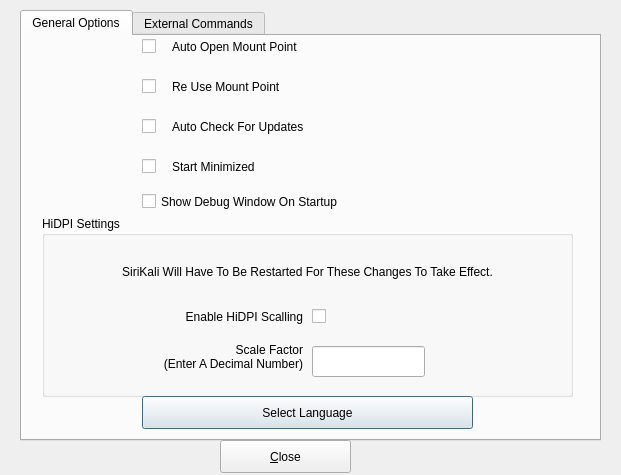
Qt form src/configoptions.ui (mhogomchungu/sirikali) before a commit.
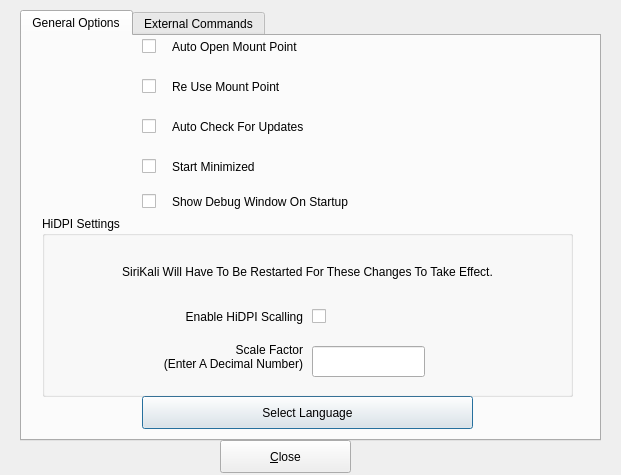
The same form after that commit.

```diff
--- a/src/configoptions.ui
+++ b/src/configoptions.ui
@@ -257,8 +257,21 @@
       <rect>
        <x>120</x>
        <y>150</y>
-       <width>431</width>
+       <width>21</width>
        <height>31</height>
+      </rect>
+     </property>
+     <property name="text">
+      <string/>
+     </property>
+    </widget>
+    <widget class="QLabel" name="label_7">
+     <property name="geometry">
+      <rect>
+       <x>150</x>
+       <y>140</y>
+       <width>401</width>
+       <height>51</height>
       </rect>
      </property>
      <property name="text">
```
